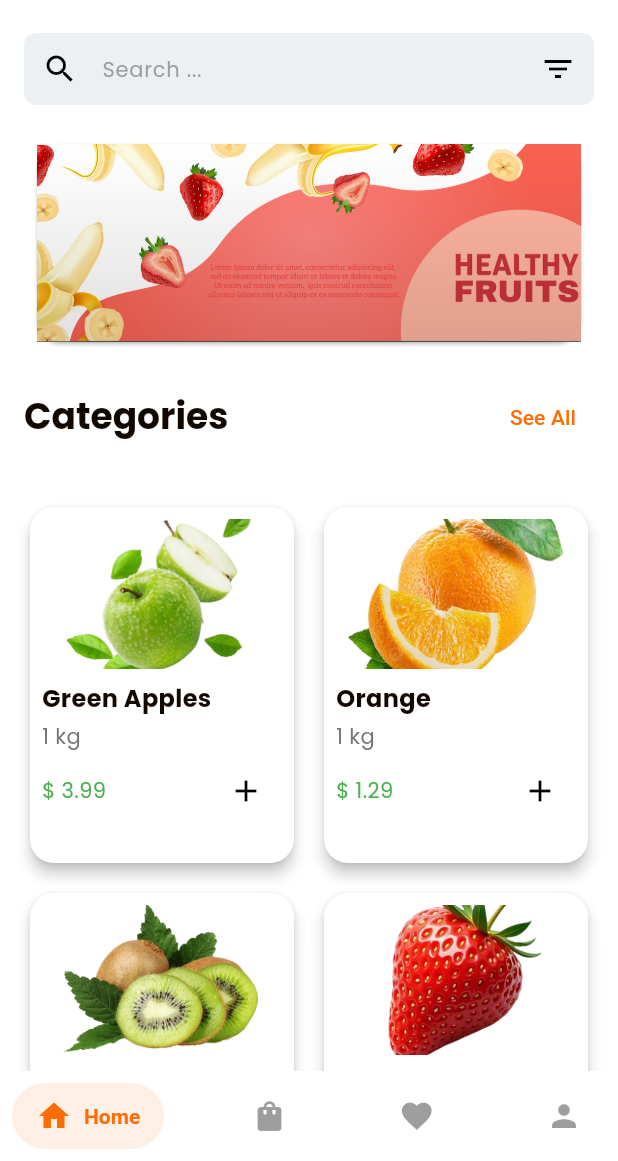
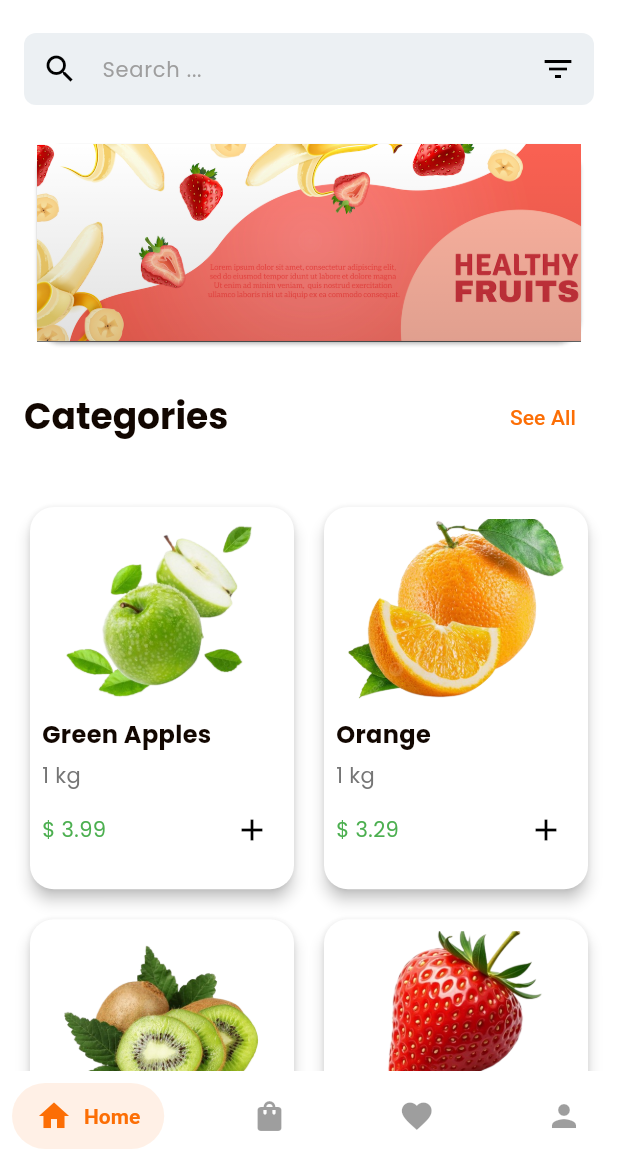
Before and after one commit to GitheTrunk/grocery, a Flutter app: the screen it shows after launch, on a phone screen of 412 x 824 dp, the part 75-1236 px from its top. Run offline on Flutter 3.47's test engine with Material 3 defaults, Android fonts, the light colour scheme and no system bars; drawn by our look-alikes of carousel_slider, salomon_bottom_bar; our stand-ins replace get, google_fonts.

Commit message:
implement with model and fix product card overflow

```diff
--- a/lib/models/product.dart
+++ b/lib/models/product.dart
@@ -2,12 +2,18 @@ class Product {
   final String id;
   final String name;
   final double price;
+  final String unit;
   final String image;
+  final String category;
+  final String? description;
 
   Product({
     required this.id,
     required this.name,
     required this.price,
     required this.image,
+    required this.category,
+    required this.unit,
+    this.description,
   });
 }
--- a/lib/views/home_screen.dart
+++ b/lib/views/home_screen.dart
@@ -70,28 +70,36 @@ class _HomeScreenState extends State<HomeScreen> {
               child: ProductGrid(
                 products: [
                   {
+                    'id': '1',
                     'image': 'assets/images/products/green_apple.png',
-                    'productName': 'Green Apples',
-                    'productPrice': '3.99',
-                    'productUnit': '1 kg',
+                    'name': 'Green Apples',
+                    'price': 3.99,
+                    'unit': '1 kg',
+                    'category': 'Fruits',
                   },
                   {
+                    'id': '2',
                     'image': 'assets/images/products/orange.png',
-                    'productName': 'Orange',
-                    'productPrice': '1.29',
-                    'productUnit': '1 kg',
+                    'name': 'Orange',
+                    'price': 3.29,
+                    'unit': '1 kg',
+                    'category': 'Fruits',
                   },
                   {
+                    'id': '3',
                     'image': 'assets/images/products/kiwi.png',
-                    'productName': 'Kiwi',
-                    'productPrice': '2.49',
-                    'productUnit': '1 kg',
+                    'name': 'kiwi',
+                    'price': 2.99,
+                    'unit': '1 kg',
+                    'category': 'Fruits',
                   },
                   {
+                    'id': '4',
                     'image': 'assets/images/products/strawberry.png',
-                    'productName': 'Strawberry',
-                    'productPrice': '2.99',
-                    'productUnit': '1 kg',
+                    'name': 'Strawberry',
+                    'price': 5.49,
+                    'unit': '1 kg',
+                    'category': 'Vegetables',
                   },
                 ],
               ),
--- a/lib/widgets/product/product_card.dart
+++ b/lib/widgets/product/product_card.dart
@@ -1,23 +1,22 @@
 import 'package:flutter/material.dart';
+import 'package:grocery/models/product.dart';
 
 class ProductCard extends StatelessWidget {
-  final String image;
-  final String productName;
-  final String productPrice;
-  final String productUnit;
+  final Product product;
   final VoidCallback onAddToCart;
 
   const ProductCard({
     super.key,
-    required this.image,
-    required this.productName,
-    required this.productPrice,
-    required this.productUnit,
+    required this.product,
     required this.onAddToCart,
   });
 
   @override
   Widget build(BuildContext context) {
+    final imagePath = product.image.isNotEmpty
+        ? product.image
+        : 'assets/icons/loading.png';
+
     return Card(
       color: Theme.of(context).colorScheme.onPrimary,
       shape: RoundedRectangleBorder(borderRadius: BorderRadius.circular(16.0)),
@@ -25,36 +24,59 @@ class ProductCard extends StatelessWidget {
       child: Padding(
         padding: const EdgeInsets.all(8.0),
         child: Column(
+          mainAxisSize: MainAxisSize.min,
           crossAxisAlignment: CrossAxisAlignment.start,
           children: [
-            ClipRRect(
-              borderRadius: BorderRadius.circular(12.0),
-              child: Image.asset(
-                image,
-                fit: BoxFit.cover,
-                height: 100,
-                width: double.infinity,
+            SizedBox(
+              height: 120,
+              child: ClipRRect(
+                borderRadius: BorderRadius.circular(12.0),
+                child: Container(
+                  width: double.infinity,
+                  decoration: BoxDecoration(
+                    image: DecorationImage(
+                      image: AssetImage(imagePath),
+                      fit: BoxFit.cover,
+                      alignment: Alignment.center,
+                    ),
+                  ),
+                ),
               ),
             ),
-            const SizedBox(height: 8.0),
+            const SizedBox(height: 12.0),
             Text(
-              productName,
-              style: TextStyle(fontSize: 16, fontWeight: FontWeight.bold),
+              product.name,
+              maxLines: 2,
+              overflow: TextOverflow.ellipsis,
+              style: const TextStyle(fontSize: 16, fontWeight: FontWeight.bold),
             ),
-            const SizedBox(height: 4.0),
+            const SizedBox(height: 6.0),
             Text(
-              productUnit,
+              product.unit,
+              maxLines: 1,
+              overflow: TextOverflow.ellipsis,
               style: TextStyle(fontSize: 14, color: Colors.grey[600]),
             ),
             const SizedBox(height: 2.0),
             Row(
-              mainAxisAlignment: MainAxisAlignment.spaceBetween,
               children: [
-                Text(
-                  '\$ $productPrice',
-                  style: TextStyle(fontSize: 14, color: Colors.green),
+                Expanded(
+                  child: Text(
+                    '\$ ${product.price.toStringAsFixed(2)}',
+                    maxLines: 1,
+                    overflow: TextOverflow.ellipsis,
+                    style: const TextStyle(fontSize: 14, color: Colors.green),
+                  ),
                 ),
-                IconButton(onPressed: onAddToCart, icon: const Icon(Icons.add)),
+                SizedBox(
+                  width: 40,
+                  child: IconButton(
+                    padding: EdgeInsets.zero,
+                    constraints: const BoxConstraints(),
+                    onPressed: onAddToCart,
+                    icon: const Icon(Icons.add),
+                  ),
+                ),
               ],
             ),
           ],
--- a/lib/widgets/product/product_grid.dart
+++ b/lib/widgets/product/product_grid.dart
@@ -1,4 +1,5 @@
 import 'package:flutter/material.dart';
+import 'package:grocery/models/product.dart';
 import 'package:grocery/widgets/product/product_card.dart';
 
 class ProductGrid extends StatelessWidget {
@@ -16,15 +17,19 @@ class ProductGrid extends StatelessWidget {
         crossAxisCount: 2,
         mainAxisSpacing: 12,
         crossAxisSpacing: 12,
-        childAspectRatio: 0.75,
+        childAspectRatio: 0.70,
       ),
       itemBuilder: (context, index) {
         final product = products[index];
         return ProductCard(
-          image: product['image']!,
-          productName: product['productName']!,
-          productPrice: product['productPrice']!,
-          productUnit: product['productUnit']!,
+          product: Product(
+            id: product['id'] ?? '',
+            name: product['name'] ?? 'Unknown',
+            image: product['image'] ?? 'assets/icons/loading.png',
+            price: product['price'] ?? 0.0,
+            unit: product['unit'] ?? '',
+            category: product['category'] ?? 'Unrecognized',
+          ),
           onAddToCart: () async {
             await Future.delayed(const Duration(milliseconds: 300));
             if (context.mounted) {
--- a/pubspec.yaml
+++ b/pubspec.yaml
@@ -35,6 +35,7 @@ flutter:
     - assets/images/products/
     - assets/fonts/
     - assets/icons/categories/
+    - assets/icons/others/
 
   fonts:
     - family: Poppins
```
Also changed, not shown: lib/views/categories_screen.dart (+11 -0 lines), assets/icons/others/loading.png (added), pubspec.lock.
